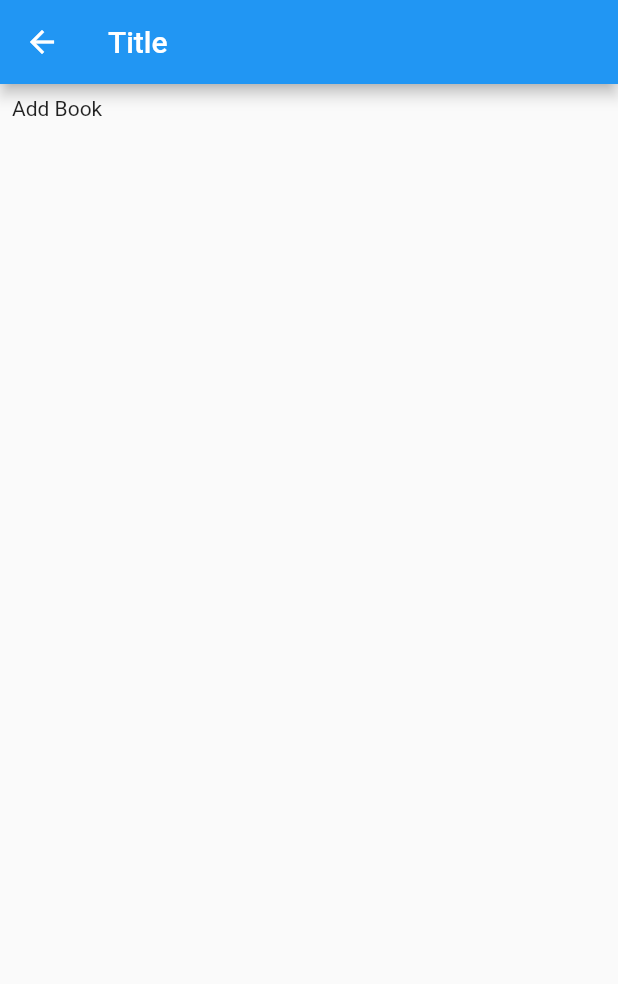
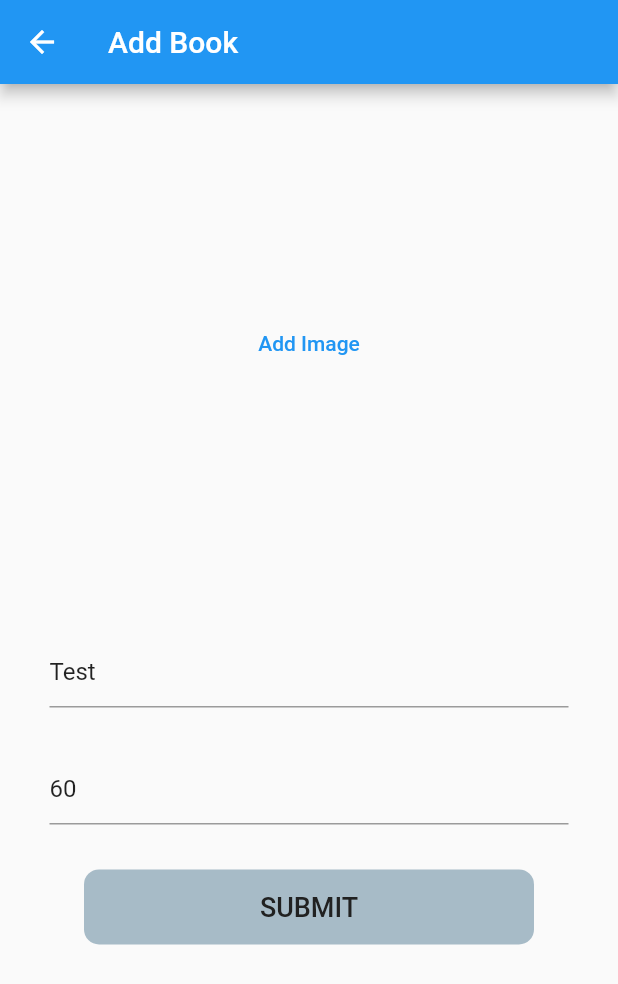
Before and after one commit to HackArchive/Readit-Frontend, a Flutter app: the AddBookPage screen opened by its route, on a phone screen of 412 x 824 dp. Shown: the top 984 px of the screen. Run offline on Flutter 3.47's test engine with Material 2 defaults, Android fonts, the phone set to English and light mode, and no system bars; our stand-ins replace carousel_slider, flutter_easyloading, image_picker, mobx; accounts and stored records are empty; generated files the repository leaves out were written again.

Commit message:
Added Add Book Form

```diff
--- a/lib/pages/add_book_page.dart
+++ b/lib/pages/add_book_page.dart
@@ -1,4 +1,10 @@
+import 'dart:io';
+
+import 'package:carousel_slider/carousel_slider.dart';
+import 'package:clock_hacks_book_reading/widgets/login/login_button.dart';
+import 'package:clock_hacks_book_reading/widgets/login/login_text_field.dart';
 import 'package:flutter/material.dart';
+import 'package:image_picker/image_picker.dart';
 
 class AddBookPage extends StatefulWidget {
   const AddBookPage({Key? key}) : super(key: key);
@@ -8,15 +14,112 @@ class AddBookPage extends StatefulWidget {
 }
 
 class _AddBookPageState extends State<AddBookPage> {
+  List<XFile> files = [];
+  final ImagePicker _imagePicker = ImagePicker();
+
+  final _taskNameController = TextEditingController(text: "Test");
+  final _taskDurationController = TextEditingController(text: "60");
+
+  bool isNameValid = true;
+  bool isDurationValid = true;
+
+  validateInputFields() {
+    setState(() {
+      isNameValid = _taskNameController.text.trim() != "";
+      isDurationValid = _taskDurationController.text.trim() != "";
+    });
+  }
+
+  addImage() async {
+    List<XFile> newFiles = await _imagePicker.pickMultiImage();
+
+    setState(() {
+      files = newFiles;
+    });
+  }
+
+  placeholderImage() {
+    return Container(
+      height: MediaQuery.of(context).size.height * 0.40,
+      alignment: Alignment.center,
+      child: TextButton(
+        child: const Text('Add Image'),
+        onPressed: () => addImage(),
+      ),
+    );
+  }
+
+  Image xfileToImage(XFile file) {
+    final path = file.path;
+    final imgFile = File(path);
+    return Image.file(imgFile);
+  }
+
+  buildCarousel() {
+    return Container(
+      padding: const EdgeInsets.all(0),
+      child: CarouselSlider(
+        items: files.map((file) {
+          return Container(
+            width: MediaQuery.of(context).size.width,
+            margin: const EdgeInsets.symmetric(horizontal: 5.0),
+            child: xfileToImage(file),
+          );
+        }).toList(),
+        options: CarouselOptions(
+          height: MediaQuery.of(context).size.height * 0.40,
+          enlargeCenterPage: true,
+          enableInfiniteScroll: false,
+        ),
+      ),
+    );
+  }
+
+  onSubmitTapped() {
+    validateInputFields();
+
+    if (!isNameValid || !isDurationValid) {
+      return;
+    }
+
+    Navigator.pop(context);
+  }
+
   @override
   Widget build(BuildContext context) {
     return Scaffold(
       appBar: AppBar(
-        title: const Text('Title'),
+        title: const Text('Add Book'),
       ),
-      body: Container(
-        padding: const EdgeInsets.all(8),
-        child: const Text("Add Book"),
+      body: SingleChildScrollView(
+        child: Container(
+          padding: const EdgeInsets.all(8),
+          child: Column(
+            children: [
+              files.isEmpty ? placeholderImage() : buildCarousel(),
+              const SizedBox(width: 0, height: 30),
+              LoginTextField(
+                controller: _taskNameController,
+                isValid: isNameValid,
+                errorText: "taskNameError",
+                hintText: "Enter Book Name",
+              ),
+              const SizedBox(height: 20),
+              LoginTextField(
+                controller: _taskDurationController,
+                isValid: isDurationValid,
+                errorText: "taskDurationError",
+                hintText: "Enter Duration (in Minutes)",
+              ),
+              const SizedBox(height: 20),
+              LoginButton(
+                text: "SUBMIT",
+                onTap: onSubmitTapped,
+              ),
+              const SizedBox(height: 50),
+            ],
+          ),
+        ),
       ),
     );
   }
--- a/pubspec.yaml
+++ b/pubspec.yaml
@@ -19,7 +19,8 @@ dependencies:
   mobx_codegen: ^2.0.7+3
   flutter_easyloading: ^3.0.5
   flutter_dotenv: ^5.0.2
-  image_picker: ^0.7.2+1
+  image_picker: ^0.8.6
+  carousel_slider: ^4.1.1
 
 dev_dependencies:
   flutter_test:
```
Also changed, not shown: pubspec.lock, 1 other file.
